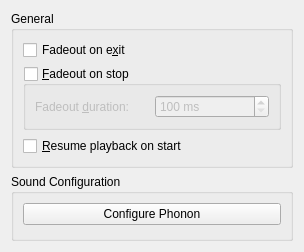
Qt form src/configdialog/dialogs/PlaybackConfig.ui (KDE/amarok) before a commit.
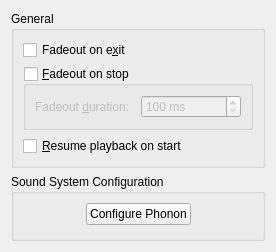
The same form after that commit.

Commit message: Saner layout and string for Phonon configuration.

Patch:
```diff
--- a/src/configdialog/dialogs/PlaybackConfig.ui
+++ b/src/configdialog/dialogs/PlaybackConfig.ui
@@ -6,7 +6,7 @@
    <rect>
     <x>0</x>
     <y>0</y>
-    <width>304</width>
+    <width>276</width>
     <height>252</height>
    </rect>
   </property>
@@ -103,11 +103,24 @@
    <item row="1" column="0">
     <widget class="QGroupBox" name="groupBox_2">
      <property name="title">
-      <string>Sound Configuration</string>
+      <string>Sound System Configuration</string>
      </property>
      <layout class="QVBoxLayout" name="verticalLayout">
       <item>
        <layout class="QHBoxLayout" name="horizontalLayout">
+        <item>
+         <spacer name="horizontalSpacer">
+          <property name="orientation">
+           <enum>Qt::Horizontal</enum>
+          </property>
+          <property name="sizeHint" stdset="0">
+           <size>
+            <width>40</width>
+            <height>20</height>
+           </size>
+          </property>
+         </spacer>
+        </item>
         <item>
          <widget class="QPushButton" name="pushButtonPhonon">
           <property name="sizePolicy">
@@ -124,6 +137,19 @@
           </property>
          </widget>
         </item>
+        <item>
+         <spacer name="horizontalSpacer_2">
+          <property name="orientation">
+           <enum>Qt::Horizontal</enum>
+          </property>
+          <property name="sizeHint" stdset="0">
+           <size>
+            <width>40</width>
+            <height>20</height>
+           </size>
+          </property>
+         </spacer>
+        </item>
        </layout>
       </item>
       <item>
```
